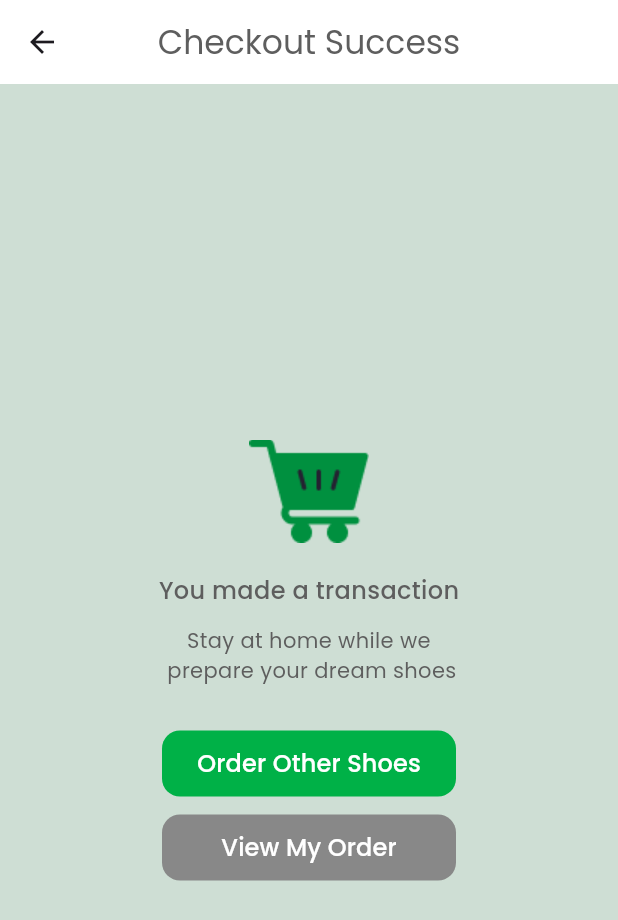
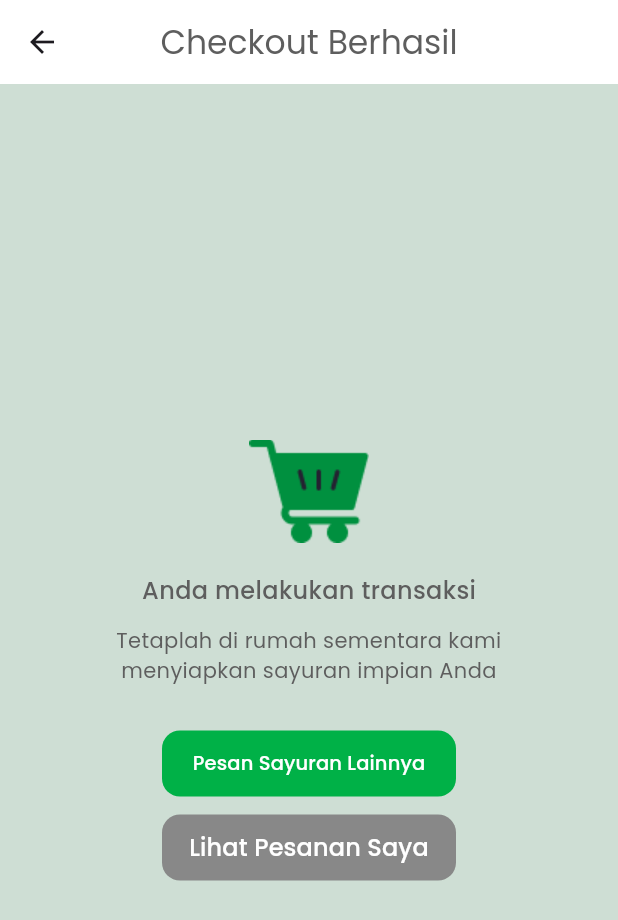
Before and after one commit to Ikhvan3/shamo_app, a Flutter app: the CheckoutSuccessPage screen opened by its route, on a phone screen of 412 x 824 dp. Shown: the top 920 px of the screen. Run offline on Flutter 3.47's test engine with Material 3 defaults, Android fonts, the phone set to English and light mode, and no system bars; drawn by our look-alikes of showcaseview; our stand-ins replace carousel_slider, cloud_firestore, firebase_auth, firebase_core, google_fonts, shared_preferences; missing offline and left inert: midtrans_snap, mobile_scanner; accounts and stored records are empty; network calls fail.

```diff
--- a/lib/pages/checkout_success_page.dart
+++ b/lib/pages/checkout_success_page.dart
@@ -19,7 +19,7 @@ class CheckoutSuccessPage extends StatelessWidget {
         backgroundColor: primaryTextColor,
         centerTitle: true,
         title: Text(
-          'Checkout Success',
+          'Checkout Berhasil',
           style: subtitleTextStyle,
         ),
         elevation: 0,
@@ -39,7 +39,7 @@ class CheckoutSuccessPage extends StatelessWidget {
               height: 20,
             ),
             Text(
-              'You made a transaction',
+              'Anda melakukan transaksi',
               style: subtitleTextStyle.copyWith(
                 fontSize: 16,
                 fontWeight: medium,
@@ -49,7 +49,7 @@ class CheckoutSuccessPage extends StatelessWidget {
               height: 12,
             ),
             Text(
-              'Stay at home while we\n prepare your dream shoes',
+              'Tetaplah di rumah sementara kami\nmenyiapkan sayuran impian Anda',
               style: subtitleTextStyle,
               textAlign: TextAlign.center,
             ),
@@ -69,9 +69,9 @@ class CheckoutSuccessPage extends StatelessWidget {
                   ),
                 ),
                 child: Text(
-                  'Order Other Shoes',
+                  'Pesan Sayuran Lainnya',
                   style: primaryTextStyle.copyWith(
-                    fontSize: 16,
+                    fontSize: 13,
                     fontWeight: medium,
                   ),
                 ),
@@ -98,7 +98,7 @@ class CheckoutSuccessPage extends StatelessWidget {
                   ),
                 ),
                 child: Text(
-                  'View My Order',
+                  'Lihat Pesanan Saya',
                   style: primaryTextStyle.copyWith(
                     fontSize: 16,
                     fontWeight: medium,
--- a/lib/pages/detail_chat_page.dart
+++ b/lib/pages/detail_chat_page.dart
@@ -45,7 +45,7 @@ class _DetailChatPageState extends State<DetailChatPage> {
         title: Row(
           children: [
             Image.asset(
-              'assets/image_shop_logo_online.png',
+              'assets/logo_fresh.png',
               width: 50,
             ),
             SizedBox(
@@ -55,7 +55,7 @@ class _DetailChatPageState extends State<DetailChatPage> {
               crossAxisAlignment: CrossAxisAlignment.start,
               children: [
                 Text(
-                  'Shoe Store',
+                  'Toko VeggieFresh',
                   style: subtitleTextStyle.copyWith(
                     fontWeight: medium,
                     fontSize: 14,
@@ -143,7 +143,7 @@ class _DetailChatPageState extends State<DetailChatPage> {
                     height: 2,
                   ),
                   Text(
-                    '\$${widget.product.price}',
+                    '\Rp${widget.product.price}',
                     style: priceTextStyle.copyWith(
                       fontWeight: medium,
                     ),
--- a/lib/widgets/chat_bubble.dart
+++ b/lib/widgets/chat_bubble.dart
@@ -79,7 +79,7 @@ class ChatBubble extends StatelessWidget {
                         height: 4,
                       ),
                       Text(
-                        '\$${product!.price}',
+                        '\Rp${product!.price}',
                         style: priceTextStyle.copyWith(
                           fontWeight: medium,
                         ),
--- a/lib/widgets/chat_tile.dart
+++ b/lib/widgets/chat_tile.dart
@@ -42,7 +42,7 @@ class ChatTile extends StatelessWidget {
                     crossAxisAlignment: CrossAxisAlignment.start,
                     children: [
                       Text(
-                        'Shoe Store',
+                        'Toko VeggieFresh',
                         style: subtitleTextStyle.copyWith(
                           fontSize: 15,
                         ),
```
Also changed, not shown: lib/main.dart (+7 -2 lines), lib/pages/home/home_page.dart (+12 -7 lines), lib/pages/start/startpage3.dart (+10 -4 lines).
